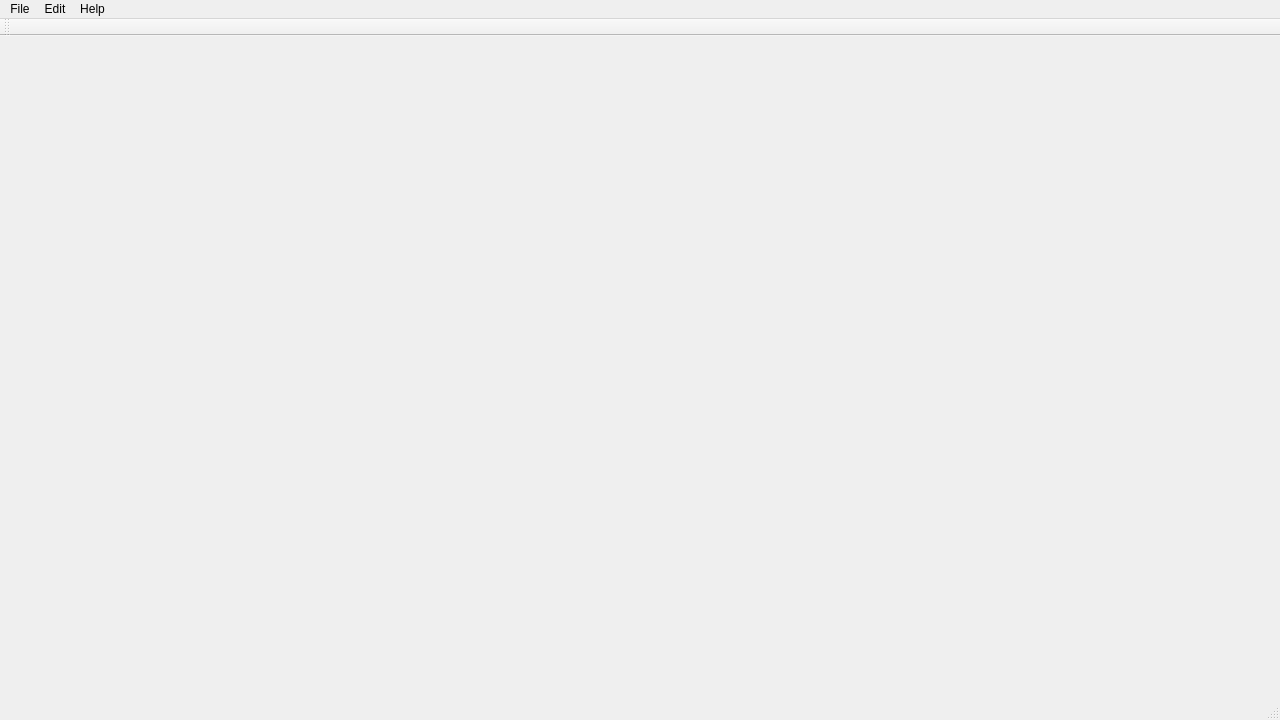
This is mainwindow.ui in jpark651/Schulich-Dashboard-Project as Qt 5 draws it before an edit. The edited form follows.
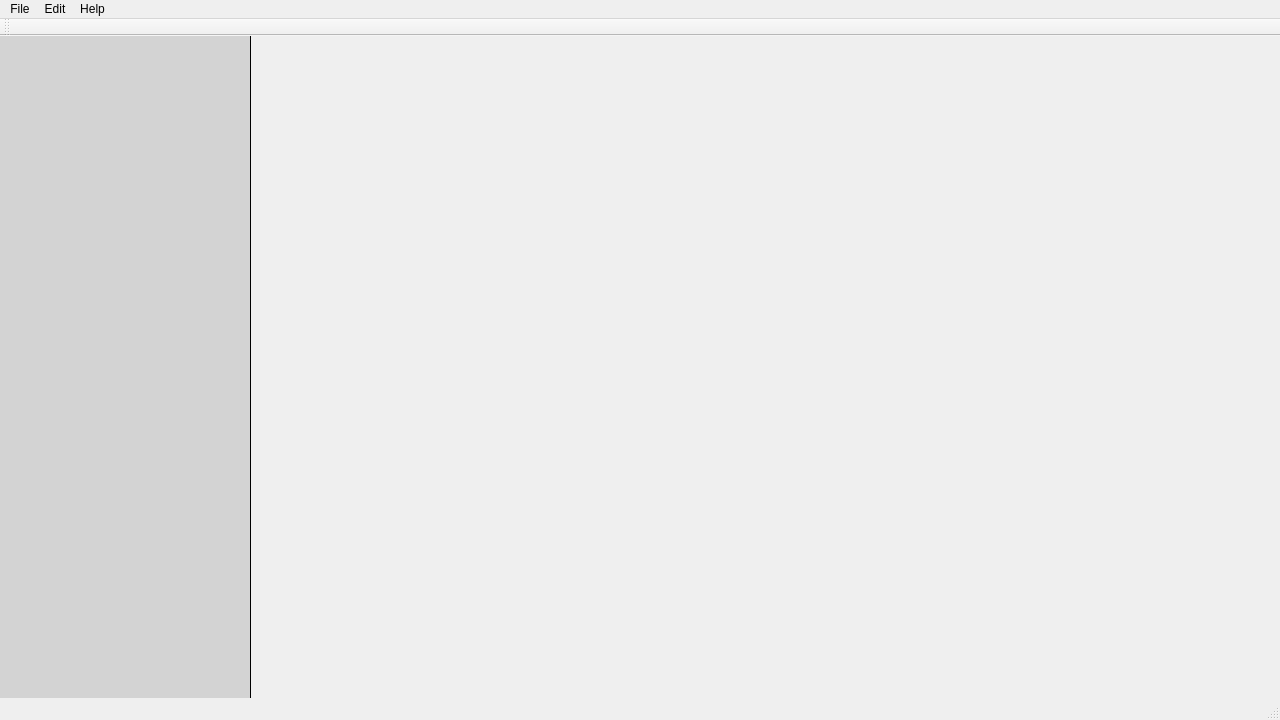
This is the edited form.

Diff of the .ui file:
```diff
--- a/mainwindow.ui
+++ b/mainwindow.ui
@@ -13,7 +13,23 @@
   <property name="windowTitle">
    <string>MainWindow</string>
   </property>
-  <widget class="QWidget" name="centralWidget"/>
+  <widget class="QWidget" name="centralWidget">
+   <widget class="QTreeView" name="treeView">
+    <property name="geometry">
+     <rect>
+      <x>0</x>
+      <y>0</y>
+      <width>251</width>
+      <height>685</height>
+     </rect>
+    </property>
+    <property name="styleSheet">
+     <string notr="true">background: #d3d3d3;
+border: none;
+border-right: 1px solid black;</string>
+    </property>
+   </widget>
+  </widget>
   <widget class="QMenuBar" name="menuBar">
    <property name="geometry">
     <rect>
```
